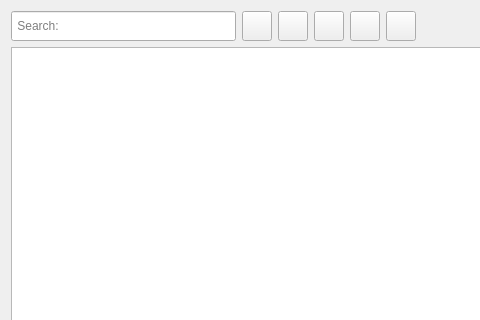
Before: the Qt Designer form ui/vault/vault_view.ui in inkgnt/Cryptile, drawn with Qt 5; both pictures show x 0 to 480 and y 0 to 320 of the 800 by 600 pixel window.
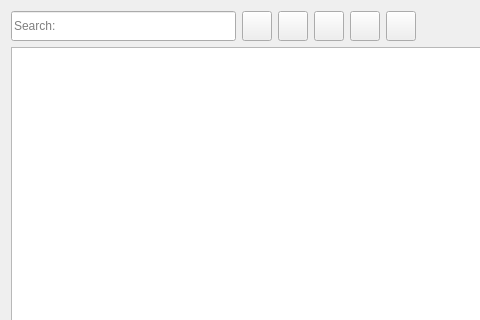
After: the same form once the commit is applied.

```diff
--- a/ui/vault/vault_view.ui
+++ b/ui/vault/vault_view.ui
@@ -240,7 +240,7 @@
       </size>
      </property>
      <property name="placeholderText">
-      <string> Search:</string>
+      <string>Search:</string>
      </property>
     </widget>
    </item>
```
